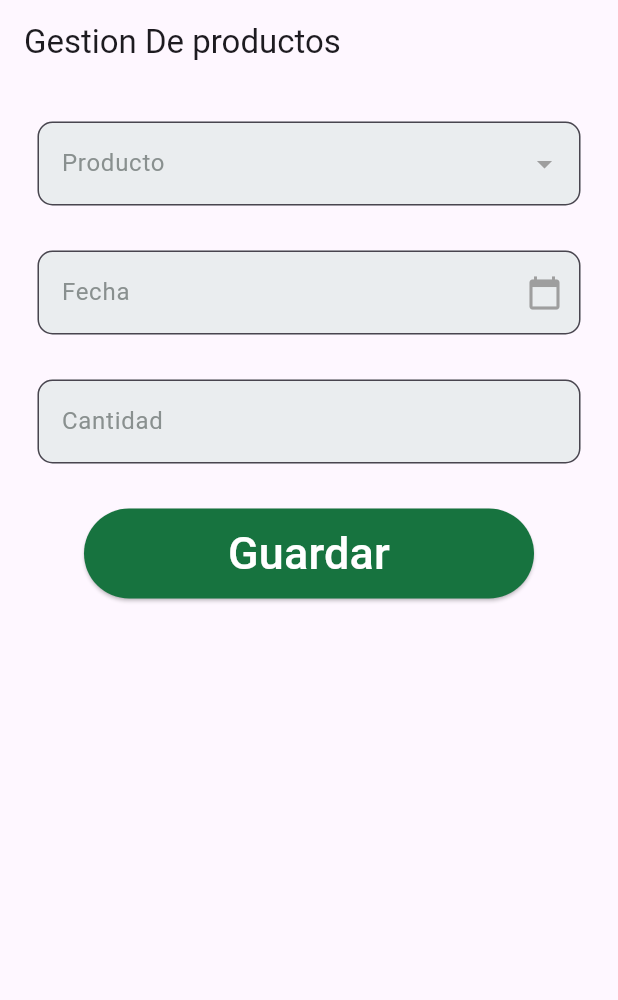
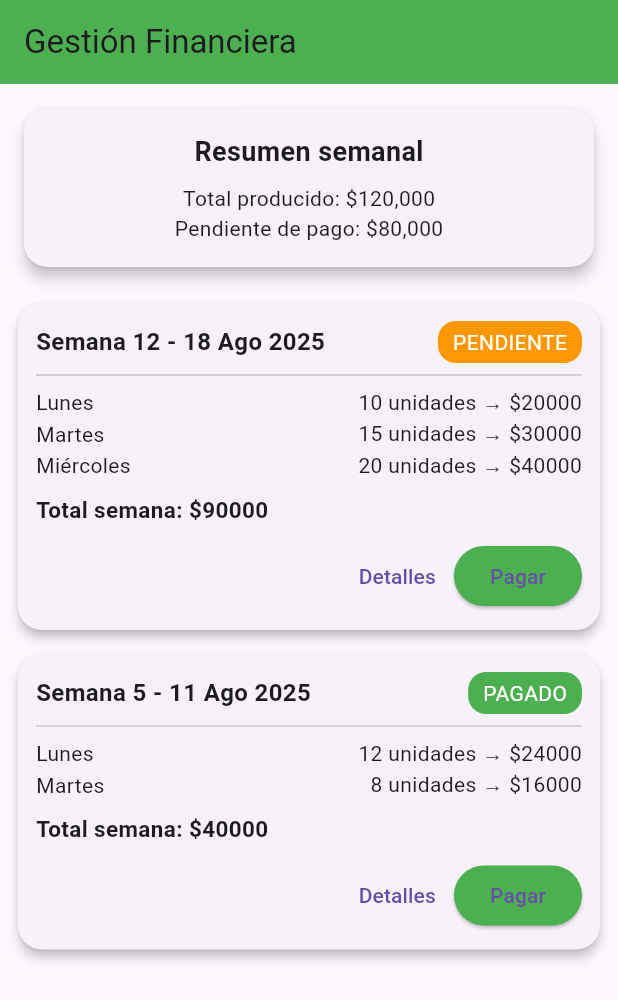
Before and after one commit to Luis301311/box_controller, a Flutter app: the screen it shows after launch, on a phone screen of 412 x 824 dp. Shown: the top 1000 px of the screen. Run offline on Flutter 3.47's test engine with Material 3 defaults, Android fonts, the phone set to English and light mode, and no system bars; our stand-ins replace flutter_screenutil, get.

Commit message:
Creacion de pagina de pagos y detalles.

```diff
--- a/lib/controller/customProductField.dart
+++ b/lib/controller/customProductField.dart
@@ -95,7 +95,7 @@ class _CustomProductFieldState extends State<CustomProductField> {
   Widget build(BuildContext context) {
     return TextField(
       controller: widget.controller,
-      readOnly: true, // 👈 no se escribe, solo selecciona
+      readOnly: true,
       decoration: InputDecoration(
         labelText: widget.hintText,
         labelStyle: const TextStyle(color: Color(0xFF89908F)),
--- a/lib/main.dart
+++ b/lib/main.dart
@@ -1,3 +1,4 @@
+import 'package:box_controller/pages/PaymentPage.dart';
 import 'package:box_controller/pages/homePage.dart';
 import 'package:flutter/material.dart';
 import 'package:flutter_screenutil/flutter_screenutil.dart';
@@ -30,7 +31,7 @@
           theme: ThemeData(
             primarySwatch: Colors.blue,
           ),
-          home: HomePage(), // Tu página principal
+          home: PaymentPage(), // Tu página principal
         );
       },
     );
--- /dev/null
+++ b/lib/pages/paymentPage.dart
@@ -0,0 +1,166 @@
+import 'package:box_controller/pages/DetalleSemanaPage.dart';
+import 'package:flutter/material.dart';
+import 'package:get/get_core/src/get_main.dart';
+import 'package:get/get.dart';
+
+class PaymentPage extends StatelessWidget {
+  final List<Map<String, dynamic>> weeks = [
+    {
+      "week": "12 - 18 Ago 2025",
+      "days": [
+        {"day": "Lunes", "produccion": 10, "valor": 20000},
+        {"day": "Martes", "produccion": 15, "valor": 30000},
+        {"day": "Miércoles", "produccion": 20, "valor": 40000},
+      ],
+      "total": 90000,
+      "status": "pendiente"
+    },
+    {
+      "week": "5 - 11 Ago 2025",
+      "days": [
+        {"day": "Lunes", "produccion": 12, "valor": 24000},
+        {"day": "Martes", "produccion": 8, "valor": 16000},
+      ],
+      "total": 40000,
+      "status": "pagado"
+    },
+  ];
+
+
+
+
+  Color getStatusColor(String status) {
+    switch (status) {
+      case "pagado":
+        return Colors.green;
+      case "pendiente":
+        return Colors.orange;
+      case "en mora":
+        return Colors.red;
+      default:
+        return Colors.grey;
+    }
+  }
+
+  @override
+  Widget build(BuildContext context) {
+    return Scaffold(
+      appBar: AppBar(
+        title: const Text("Gestión Financiera"),
+        backgroundColor: Colors.green,
+      ),
+      body: Padding(
+        padding: const EdgeInsets.all(12.0),
+        child: ListView(
+          children: [
+            // Resumen
+            Card(
+              shape: RoundedRectangleBorder(
+                borderRadius: BorderRadius.circular(16),
+              ),
+              elevation: 4,
+              child: Padding(
+                padding: const EdgeInsets.all(16.0),
+                child: Column(
+                  children: const [
+                    Text("Resumen semanal",
+                        style: TextStyle(
+                            fontWeight: FontWeight.bold, fontSize: 18)),
+                    SizedBox(height: 8),
+                    Text("Total producido: \$120,000"),
+                    Text("Pendiente de pago: \$80,000"),
+                  ],
+                ),
+              ),
+
+            ),
+            const SizedBox(height: 12),
+
+            // Lista de semanas
+            ...weeks.map((week) {
+              return Card(
+                shape: RoundedRectangleBorder(
+                  borderRadius: BorderRadius.circular(16),
+                ),
+                margin: const EdgeInsets.symmetric(vertical: 8),
+                elevation: 3,
+                child: Padding(
+                  padding: const EdgeInsets.all(12.0),
+                  child: Column(
+                    crossAxisAlignment: CrossAxisAlignment.start,
+                    children: [
+                      // Encabezado semana
+                      Row(
+                        mainAxisAlignment: MainAxisAlignment.spaceBetween,
+                        children: [
+                          Text("Semana ${week['week']}",
+                              style: const TextStyle(
+                                  fontWeight: FontWeight.bold, fontSize: 16)),
+                          Container(
+                            padding: const EdgeInsets.symmetric(
+                                vertical: 4, horizontal: 10),
+                            decoration: BoxDecoration(
+                              color: getStatusColor(week['status']),
+                              borderRadius: BorderRadius.circular(12),
+                            ),
+                            child: Text(
+                              week['status'].toUpperCase(),
+                              style: const TextStyle(color: Colors.white),
+                            ),
+                          ),
+                        ],
+                      ),
+                      const Divider(),
+                      // Días de producción
+                      Column(
+                        children: (week['days'] as List).map((day) {
+                          return Row(
+                            mainAxisAlignment: MainAxisAlignment.spaceBetween,
+                            children: [
+                              Text(day['day']),
+                              Text(
+                                  "${day['produccion']} unidades → \$${day['valor']}"),
+                            ],
+                          );
+                        }).toList(),
+                      ),
+                      const SizedBox(height: 8),
+                      Text("Total semana: \$${week['total']}",
+                          style: const TextStyle(
+                              fontWeight: FontWeight.bold, fontSize: 15)),
+                      const SizedBox(height: 10),
+                      Row(
+                        mainAxisAlignment: MainAxisAlignment.end,
+                        children: [
+                          TextButton(
+                              onPressed: () {
+                                Get.to(()=> DetalleSemanaPage(week: "12 - 18 Ago 2025",
+                                  days: [
+                                    {"day": "Lunes", "produccion": 10, "valor": 20000},
+                                    {"day": "Martes", "produccion": 15, "valor": 30000},
+                                    {"day": "Miércoles", "produccion": 20, "valor": 40000},
+                                  ],
+                                  total: 90000,));
+
+
+                              },
+                              child: const Text("Detalles")),
+                          ElevatedButton(
+                            style: ElevatedButton.styleFrom(
+                                backgroundColor: Colors.green),
+                            onPressed: () {},
+                            child: const Text("Pagar"),
+                          )
+                        ],
+                      )
+                    ],
+                  ),
+                ),
+              );
+            }).toList(),
+          ],
+        ),
+      ),
+    );
+  }
+}
```
Also changed, not shown: lib/pages/DetalleSemanaPage.dart (added, +89 -0 lines).
